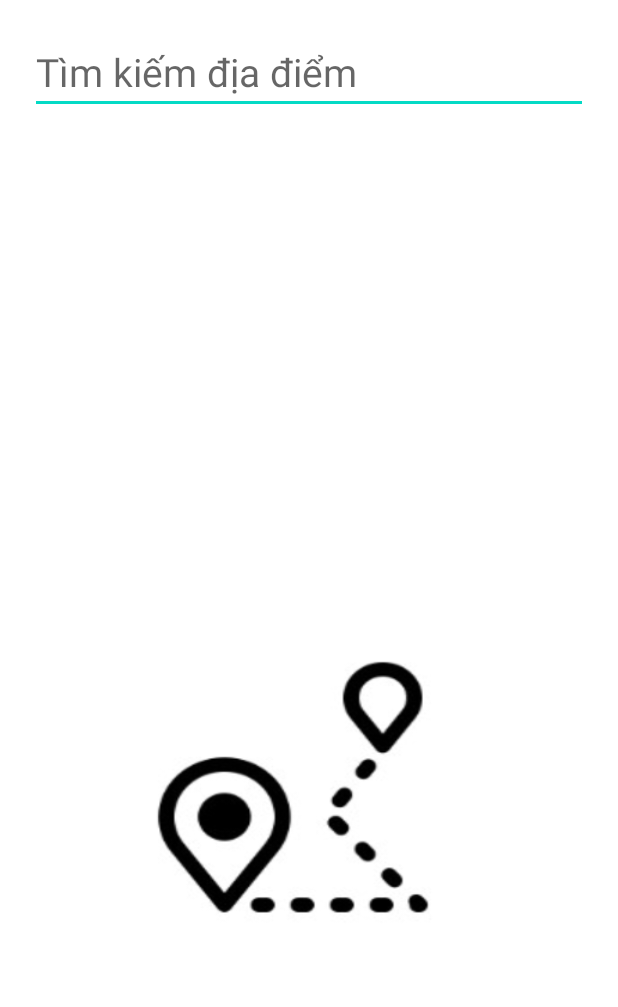
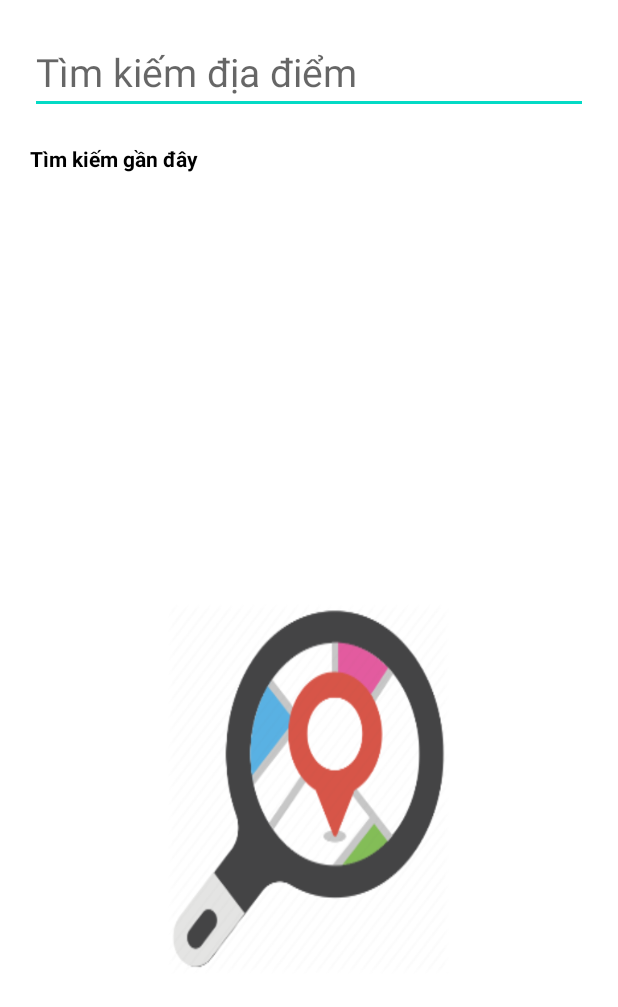
Before and after one commit to noha612/appda2020, an Android app: the FindLocationActivity screen opened directly, with no data from a screen before it, on a phone screen of 412 x 824 dp. Shown: the top 1007 px of the screen. Run offline under Robolectric (Android 15) with nearby library versions, the phone set to English and light mode, and no system bars.

Commit message:
update giao dien

```diff
--- a/app/src/main/AndroidManifest.xml
+++ b/app/src/main/AndroidManifest.xml
@@ -15,7 +15,7 @@
         android:roundIcon="@mipmap/ic_launcher_round"
         android:supportsRtl="true"
         android:theme="@style/AppTheme">
-        <activity android:name=".FindLocationActivity"></activity>
+        <activity android:name=".activty.FindLocationActivity"></activity>
         <activity android:name=".Splash">
             <intent-filter>
                 <action android:name="android.intent.action.MAIN" />
@@ -23,7 +23,7 @@
                 <category android:name="android.intent.category.LAUNCHER" />
             </intent-filter>
         </activity>
-        <activity android:name=".MainActivity" />
+        <activity android:name=".activty.MainActivity" />
     </application>
 
 </manifest>
--- a/app/src/main/java/edu/ptit/vn/appda2020/Splash.java
+++ b/app/src/main/java/edu/ptit/vn/appda2020/Splash.java
@@ -5,6 +5,8 @@ import android.os.Bundle;
 import android.util.Log;
 
 import androidx.appcompat.app.AppCompatActivity;
+
+import edu.ptit.vn.appda2020.activty.MainActivity;
 
 public class Splash extends AppCompatActivity {
 
--- a/app/src/main/java/edu/ptit/vn/appda2020/AutoSuggestAdapter.java
+++ b/app/src/main/java/edu/ptit/vn/appda2020/adapter/AutoSuggestAdapter.java
@@ -1,4 +1,4 @@
-package edu.ptit.vn.appda2020;
+package edu.ptit.vn.appda2020.adapter;
 
 import android.content.Context;
 import android.widget.ArrayAdapter;
--- a/app/src/main/java/edu/ptit/vn/appda2020/Intersection.java
+++ b/app/src/main/java/edu/ptit/vn/appda2020/model/Intersection.java
@@ -1,4 +1,4 @@
-package edu.ptit.vn.appda2020;
+package edu.ptit.vn.appda2020.model;
 
 public class Intersection {
     private String id;
--- a/app/src/main/java/edu/ptit/vn/appda2020/Location.java
+++ b/app/src/main/java/edu/ptit/vn/appda2020/model/Location.java
@@ -1,6 +1,8 @@
-package edu.ptit.vn.appda2020;
+package edu.ptit.vn.appda2020.model;
 
-public class Location {
+import java.io.Serializable;
+
+public class Location implements Serializable {
     private String name;
     private Intersection intersection;
 
--- a/app/src/main/res/layout/activity_find_location.xml
+++ b/app/src/main/res/layout/activity_find_location.xml
@@ -4,17 +4,31 @@
     xmlns:tools="http://schemas.android.com/tools"
     android:layout_width="match_parent"
     android:layout_height="match_parent"
-    android:background="@drawable/background1"
-    tools:context=".FindLocationActivity">
+    android:background="@drawable/background2"
+    android:orientation="vertical"
+    android:textDirection="firstStrongRtl"
+    tools:context=".activty.FindLocationActivity">
 
     <AutoCompleteTextView
         android:id="@+id/input"
         android:layout_width="match_parent"
         android:layout_height="wrap_content"
+        android:layout_margin="20dp"
         android:hint="Tìm kiếm địa điểm"
         android:imeOptions="actionSearch"
         android:inputType="text"
-        android:layout_margin="20dp"
         android:textSize="26sp" />
 
+    <TextView
+        android:layout_width="wrap_content"
+        android:layout_height="wrap_content"
+        android:layout_marginLeft="20dp"
+        android:text="Tìm kiếm gần đây"
+        android:textColor="#000000"
+        android:textStyle="bold" />
+
+    <ListView
+        android:layout_width="match_parent"
+        android:layout_height="wrap_content" />
+
 </LinearLayout>
```
Also changed, not shown: app/src/main/java/edu/ptit/vn/appda2020/activty/FindLocationActivity.java (renamed from app/src/main/java/edu/ptit/vn/appda2020/FindLocationActivity.java, +11 -4 lines), app/src/main/java/edu/ptit/vn/appda2020/activty/MainActivity.java (renamed from app/src/main/java/edu/ptit/vn/appda2020/MainActivity.java, +62 -48 lines), app/src/main/res/drawable/ic_baseline_location_on_24.xml (added, +10 -0 lines), app/src/main/res/drawable/ic_baseline_more_vert_24.xml (added, +10 -0 lines), app/src/main/res/layout/activity_main.xml (+43 -5 lines), app/src/main/res/drawable/background2.png (added), app/src/main/res/drawable/finishicon.jpg (added), app/src/main/res/drawable/starticon.png (added).
